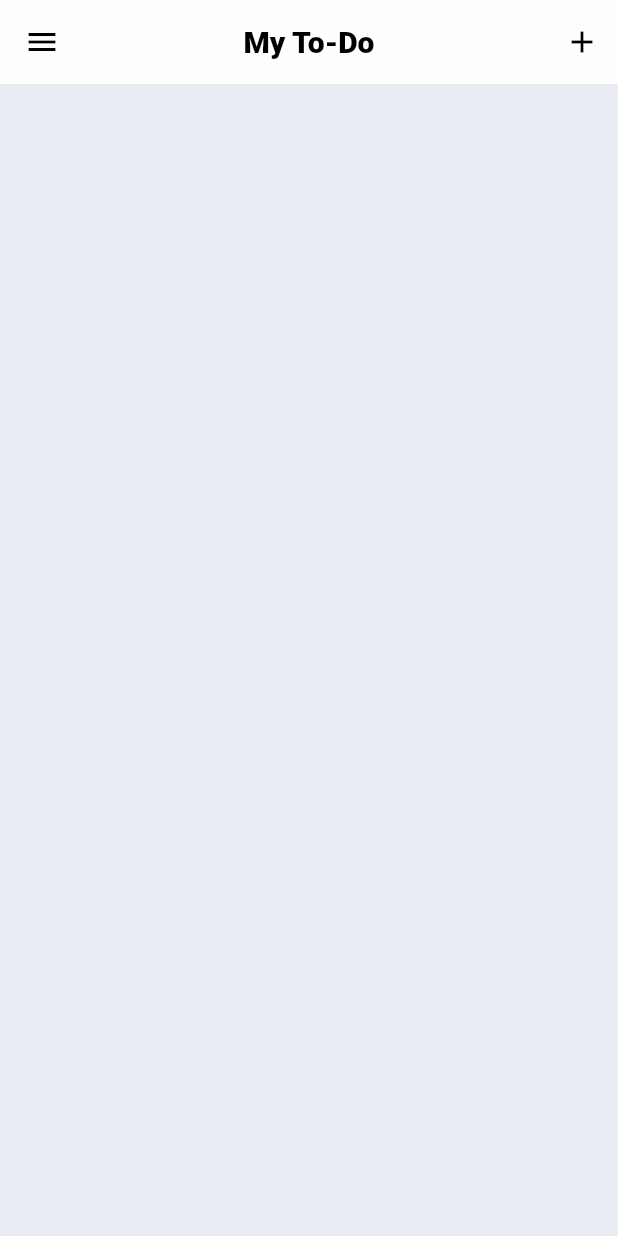
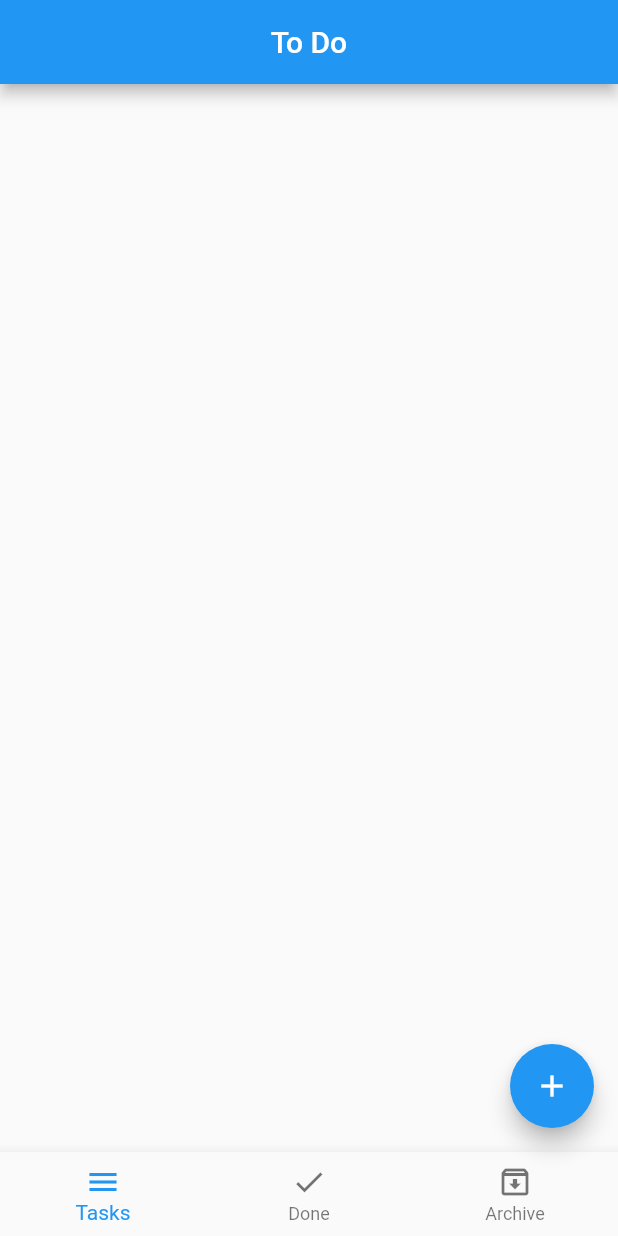
Before and after one commit to MostafaRadian/To_Do_list, a Flutter app: the screen it shows after launch, on a phone screen of 412 x 824 dp. Run offline on Flutter 3.47's test engine with Material 2 defaults, Android fonts, the phone set to English and light mode, and no system bars; Roboto replaces fonts that are missing (times new roman).

Commit message:
Organizing files for project and outlining basic UI

```diff
--- /dev/null
+++ b/lib/layout/home_layout.dart
@@ -0,0 +1,39 @@
+import 'package:flutter/material.dart';
+
+class HomeLayout extends StatefulWidget {
+  const HomeLayout({super.key});
+
+  @override
+  State<HomeLayout> createState() => HomeLayoutState();
+}
+
+class HomeLayoutState extends State<HomeLayout> {
+  int currentIndex = 0;
+  @override
+  Widget build(BuildContext context) {
+    return Scaffold(
+      floatingActionButton: FloatingActionButton(
+        onPressed: () {},
+        child: const Icon(Icons.add),
+      ),
+      bottomNavigationBar: BottomNavigationBar(
+          type: BottomNavigationBarType.fixed,
+          currentIndex: currentIndex,
+          onTap: (index) {
+            setState(() {
+              currentIndex = index;
+            });
+          },
+          items: const [
+            BottomNavigationBarItem(icon: Icon(Icons.menu), label: "Tasks"),
+            BottomNavigationBarItem(icon: Icon(Icons.check), label: "Done"),
+            BottomNavigationBarItem(
+                icon: Icon(Icons.archive_outlined), label: "Archive"),
+          ]),
+      appBar: AppBar(
+        centerTitle: true,
+        title: const Text("To Do"),
+      ),
+    );
+  }
+}
--- a/lib/main.dart
+++ b/lib/main.dart
@@ -1,5 +1,6 @@
 import 'package:flutter/material.dart';
-import 'package:to_do_list/screens/to_do.dart';
+import 'package:to_do_list/layout/home_layout.dart';
+import 'package:to_do_list/to_do.dart';
 
 void main() {
   runApp(const MainApp());
@@ -10,6 +11,7 @@ class MainApp extends StatelessWidget {
 
   @override
   Widget build(BuildContext context) {
-    return const MaterialApp(debugShowCheckedModeBanner: false, home: Todo());
+    return const MaterialApp(
+        debugShowCheckedModeBanner: false, home: HomeLayout());
   }
 }
```
Also changed, not shown: lib/to_do.dart (renamed from lib/screens/to_do.dart, +28 -0 lines), lib/shared/components/components.dart (added).
